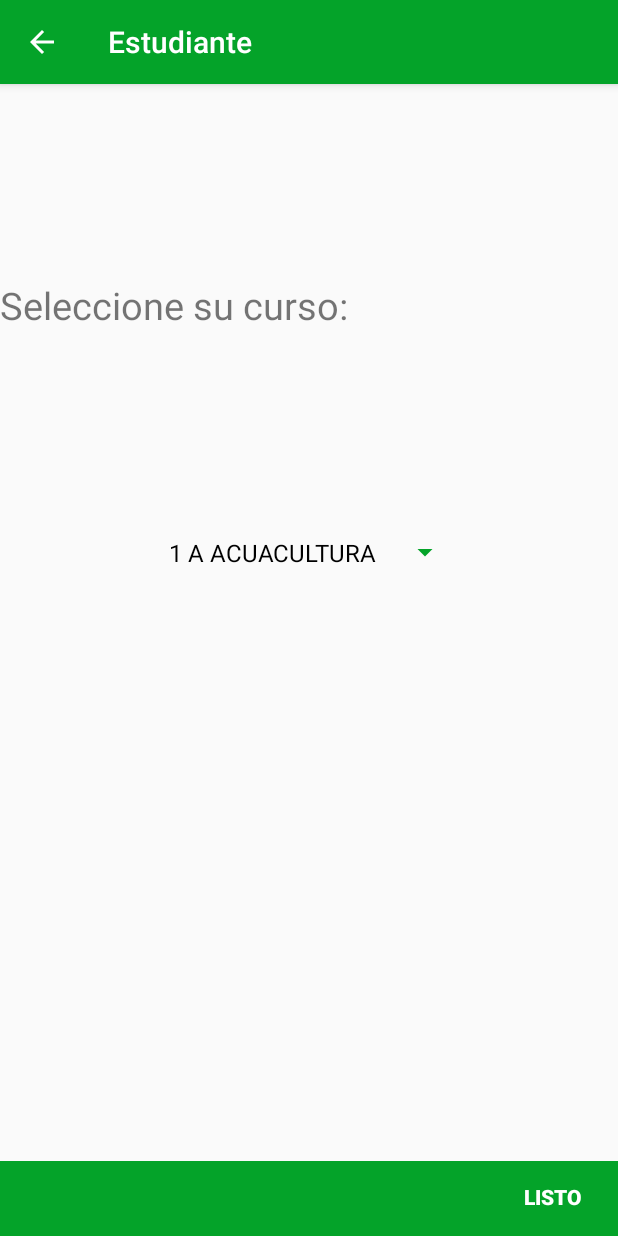
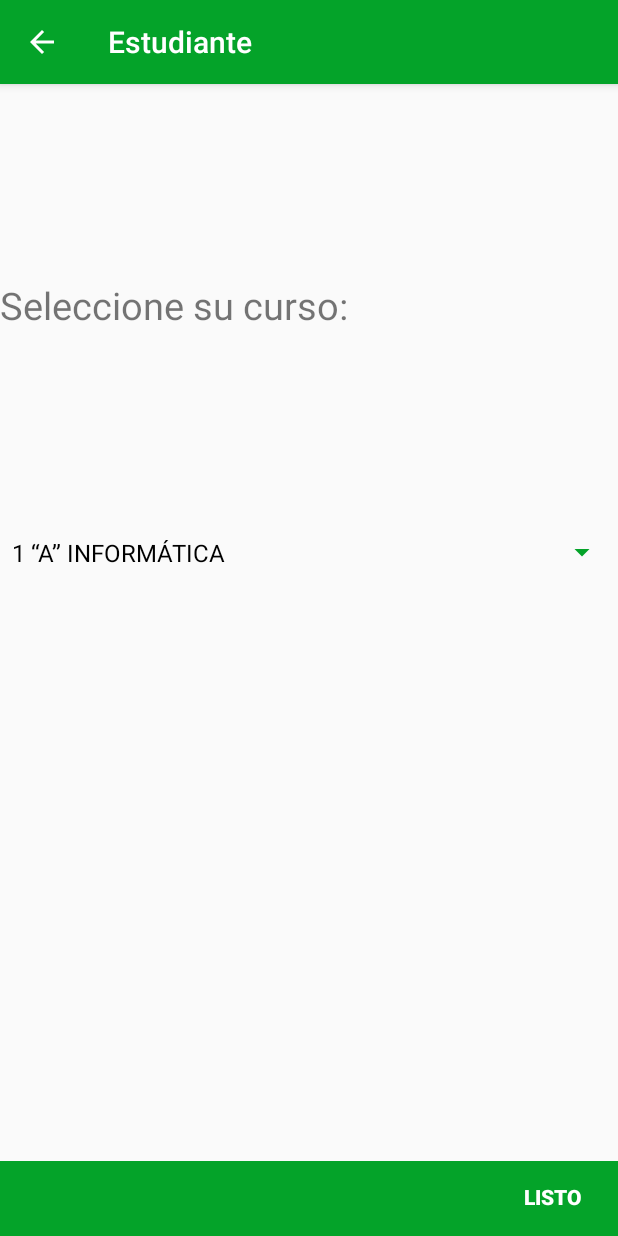
Before and after one commit to brandonmacay/ColegioJambeli, an Android app: the SeleccionCursoActivity screen opened directly, with no data from a screen before it, on a phone screen of 412 x 824 dp. Run offline under Robolectric (Android 15) with nearby library versions, the light colour scheme and no system bars; our stand-ins replace Volley.

Commit message:
course spinner implemented

```diff
--- a/app/src/main/java/com/vluver/cbj/colegio/Estudiante/SeleccionCursoActivity.java
+++ b/app/src/main/java/com/vluver/cbj/colegio/Estudiante/SeleccionCursoActivity.java
@@ -56,20 +56,31 @@ public class SeleccionCursoActivity extends AppCompatActivity implements Adapter
         Spinner spinner = (Spinner) findViewById(R.id.spinner);
         spinner.setOnItemSelectedListener(SeleccionCursoActivity.this);
         ArrayList<String> categories=new ArrayList<String>();
-        categories.add(0,"1 A ACUACULTURA");
-        categories.add(1,"1 A ACUACULTURA");
-        categories.add(2,"1 B ACUACULTURA");
-        categories.add(3,"1 A INFORMATICA");
-        categories.add(4,"1 B INFORMATICA");
-        categories.add(5,"1 C INFORMATICA");
-        categories.add(6,"1 D INFORMATICA");
-        categories.add(7,"1 A ELECTRICIDAD");
-        categories.add(8,"1 B ELECTRICIDAD");
-        categories.add(9,"1 C ELECTRICIDAD");
-        categories.add(10,"2 A ACUACULTURA");
-        categories.add(11,"2 B ACUACULTURA");
-        categories.add(12,"2 A INFORMATICA");
-        categories.add(13,"2 B INFORMATICA");
+        categories.add(0,"1 “A” INFORMÁTICA");
+        categories.add(1,"1 “A” INSTALACIONES, EQUIPOS Y MÁQUINAS ELÉCTRICAS");
+        categories.add(2,"1 “A” PECES, MOLUSCOS Y CRUSTÁCEOS");
+        categories.add(3,"1 “B” INFORMÁTICA");
+        categories.add(4,"1 “B” INSTALACIONES, EQUIPOS Y MÁQUINAS ELÉCTRICAS");
+        categories.add(5,"1 “B” PECES, MOLUSCOS Y CRUSTÁCEOS");
+        categories.add(6,"1 “C” INFORMÁTICA");
+        categories.add(7,"1 “C” INSTALACIONES, EQUIPOS Y MÁQUINAS ELÉCTRICAS");
+        categories.add(8,"1 “D” INFORMÁTICA");
+        categories.add(9,"2 “A” INFORMÁTICA");
+        categories.add(10,"2 “A” INSTALACIONES, EQUIPOS Y MÁQUINAS ELÉCTRICAS");
+        categories.add(11,"2 “A” PECES, MOLUSCOS Y CRUSTÁCEOS");
+        categories.add(12,"2 “B” INFORMÁTICA");
+        categories.add(13,"2 “B” INSTALACIONES, EQUIPOS Y MÁQUINAS ELÉCTRICAS");
+        categories.add(14,"2 “B” PECES, MOLUSCOS Y CRUSTÁCEOS");
+        categories.add(15,"2 “C” INFORMÁTICA");
+        categories.add(16,"2 “C” INSTALACIONES, EQUIPOS Y MÁQUINAS ELÉCTRICAS");
+        categories.add(17,"2 “D” INSTALACIONES, EQUIPOS Y MÁQUINAS ELÉCTRICAS");
+        categories.add(18,"3 “A” APLICACIONES INFORMÁTICAS");
+        categories.add(19,"3 “A” INSTALACIONES, EQUIPOS Y MÁQUINAS ELÉCTRICAS");
+        categories.add(20,"3 “A” PECES, MOLUSCOS Y CRUSTÁCEOS");
+        categories.add(21,"3 “B” APLICACIONES INFORMÁTICAS");
+        categories.add(22,"3 “B” INSTALACIONES, EQUIPOS Y MÁQUINAS ELÉCTRICAS");
+        categories.add(23,"3 “B” PECES, MOLUSCOS Y CRUSTÁCEOS");
+        categories.add(24,"3 “C” INSTALACIONES, EQUIPOS Y MÁQUINAS ELÉCTRICAS");
 
         ArrayAdapter<String> dataAdapter=new ArrayAdapter<String>(this,android.R.layout.simple_spinner_dropdown_item,categories);
         dataAdapter.setDropDownViewResource(android.R.layout.select_dialog_singlechoice);
--- a/app/src/main/res/layout/activity_main.xml
+++ b/app/src/main/res/layout/activity_main.xml
@@ -14,6 +14,13 @@
 
 
 
+    <ImageView
+        android:layout_width="150dp"
+        android:layout_height="wrap_content"
+        android:src="@mipmap/ic_launcher"
+        android:layout_gravity="center"
+        android:adjustViewBounds="true"
+        />
     <TextView
         android:layout_width="match_parent"
         android:layout_height="wrap_content"
```
